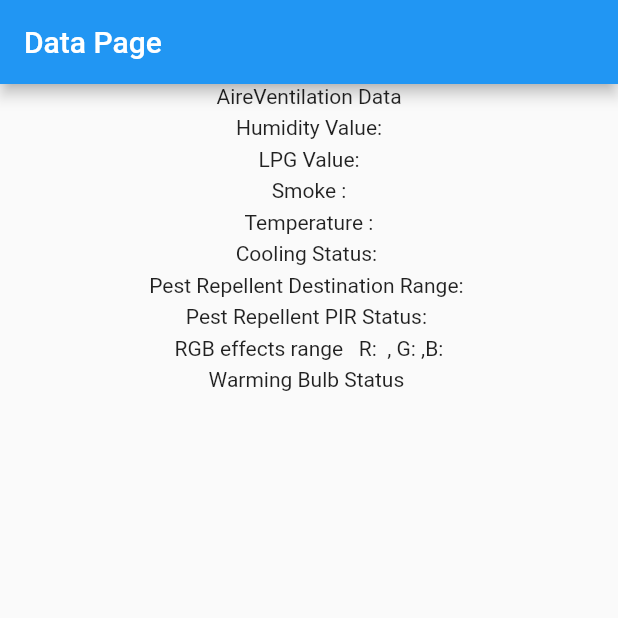
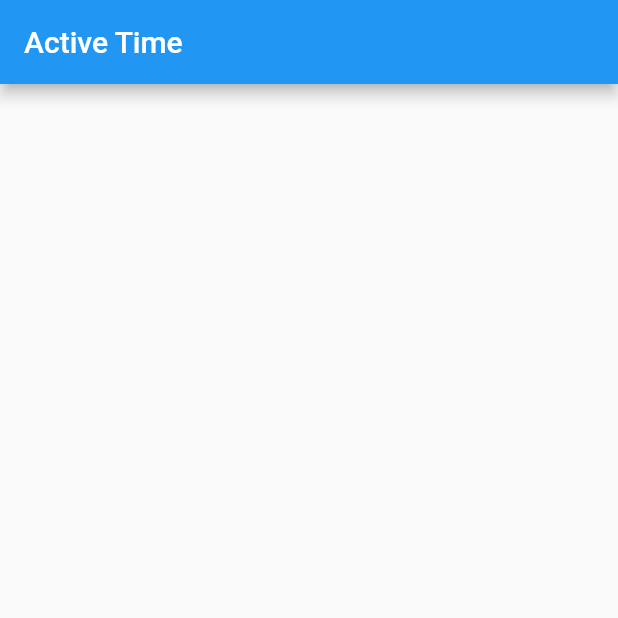
Before and after one commit to TharakaWasantha/smartpredi, a Flutter app: the screen it shows after launch, on a phone screen of 412 x 824 dp, the top half of it. Run offline on Flutter 3.47's test engine with Material 2 defaults, Android fonts, the phone set to English and light mode, and no system bars; our stand-ins replace assets_audio_player, cloud_firestore, firebase_auth, firebase_core, firebase_database, flutter_staggered_animations and 5 more; missing offline and left inert: chart_sparkline, d_chart; accounts and stored records are empty.

Commit message:
pir time data

```diff
--- a/lib/main.dart
+++ b/lib/main.dart
@@ -1,4 +1,5 @@
 import 'package:agrogenicprl/authentication/startup_screen.dart';
+import 'package:agrogenicprl/screens/PirDataPage.dart';
 import 'package:agrogenicprl/screens/dashboard.dart';
 import 'package:agrogenicprl/screens/dataPage.dart';
 import 'package:agrogenicprl/utils/bottomnavi.dart';
@@ -25,7 +26,8 @@ class MyApp extends StatelessWidget {
       theme: ThemeData(),
       //home:  splashScreen()
       // home:  Dashboard()
-      home: const DataPage(),
+      // home: const DataPage(),
+      home: const PIRDataPage(),
     );
   }
 }
--- /dev/null
+++ b/lib/model/pirDataModel.dart
@@ -0,0 +1,40 @@
+// ignore: file_names
+
+class PirDataModel {
+  dynamic epochTime;
+  dynamic formatedtime;
+  dynamic hour;
+  dynamic minutes;
+  dynamic month;
+  dynamic monthDay;
+  dynamic monthName;
+  dynamic seconds;
+  dynamic year;
+  dynamic currentDate;
+
+  PirDataModel(
+      {required this.epochTime,
+      required this.formatedtime,
+      required this.hour,
+      required this.minutes,
+      required this.month,
+      required this.monthDay,
+      required this.monthName,
+      required this.seconds,
+      required this.year,
+      required this.currentDate});
+
+  factory PirDataModel.fromMap(Map<dynamic, dynamic> json) {
+    return PirDataModel(
+        epochTime: json["Epoch Time"],
+        formatedtime: json["Formated Time"],
+        hour: json["Hour"],
+        minutes: json["Minutes"],
+        month: json["Month"],
+        monthDay: json["Month day"],
+        monthName: json["Month name"],
+        seconds: json["Seconds"],
+        year: json["Year"],
+        currentDate: json["current date"]);
+  }
+}
--- /dev/null
+++ b/lib/screens/PirDataPage.dart
@@ -0,0 +1,104 @@
+import 'package:agrogenicprl/model/pirDataModel.dart';
+import 'package:firebase_core/firebase_core.dart';
+import 'package:firebase_database/firebase_database.dart';
+import 'package:flutter/material.dart';
+import 'package:flutter/src/foundation/key.dart';
+import 'package:flutter/src/widgets/framework.dart';
+import 'package:flutter_staggered_animations/flutter_staggered_animations.dart';
+
+class PIRDataPage extends StatefulWidget {
+  const PIRDataPage({Key? key}) : super(key: key);
+
+  @override
+  State<PIRDataPage> createState() => _PIRDataPageState();
+}
+
+class _PIRDataPageState extends State<PIRDataPage> {
+  List<Widget> _pirWidgetList = [];
+  @override
+  void initState() {
+    super.initState();
+    _loadPirData();
+  }
+
+  void _loadPirData() {
+    final databaseRef = FirebaseDatabase.instance.ref();
+    List<PirDataModel> _pirDateList = [];
+
+    databaseRef.onValue.listen((event) {
+      final data = event.snapshot.value;
+      if (data != null) {
+        var mapData = data as Map;
+        Map mapPIRactiveData = mapData["Pest_Repellent"]["PIR_Status"];
+        mapPIRactiveData.forEach(
+          (key, value) {
+            print("$key $value");
+            _pirDateList.add(PirDataModel.fromMap(value));
+          },
+        );
+        print(_pirDateList);
+        print(mapPIRactiveData);
+        loadPirWidgetList(_pirDateList);
+      }
+    });
+  }
+
+  loadPirWidgetList(List<PirDataModel> pirDateList) {
+    if (pirDateList.isNotEmpty) {
+      for (PirDataModel item in pirDateList) {
+        _pirWidgetList.add(Card(
+          color: Colors.lightBlue.withOpacity(0.6),
+          child: Container(
+              padding: const EdgeInsets.all(10.0),
+              child: Text(
+                "${item.currentDate} ${item.formatedtime}",
+                style: const TextStyle(color: Colors.white, fontSize: 20),
+              )),
+        ));
+      }
+    }
+    setState(() {});
+  }
+
+  @override
+  Widget build(BuildContext context) {
+    return Scaffold(
+      appBar: AppBar(title: const Text("Active Time")),
+      body: SingleChildScrollView(
+        child: _pirWidgetList.isNotEmpty
+            ? Center(
+                child: AnimationLimiter(
+                  child: Column(
+                    children: AnimationConfiguration.toStaggeredList(
+                      duration: const Duration(milliseconds: 1000),
+                      childAnimationBuilder: (widget) => SlideAnimation(
+                        horizontalOffset: 50.0,
+                        child: FadeInAnimation(
+                          child: widget,
+                        ),
+                      ),
+                      children: [
+                        const SizedBox(
+                          height: 30,
+                        ),
+                        const Text(
+                          "PIR active time list",
+                          style: TextStyle(
+                              color: Colors.red,
+                              fontSize: 18,
+                              fontWeight: FontWeight.bold),
+                        ),
+                        const SizedBox(
+                          height: 10,
+                        ),
+                        ..._pirWidgetList
+                      ],
+                    ),
+                  ),
+                ),
+              )
+            : Container(),
+      ),
+    );
+  }
+}
--- a/lib/screens/dataPage.dart
+++ b/lib/screens/dataPage.dart
@@ -78,7 +78,7 @@ class _DataPageState extends State<DataPage> {
         _coolingStatus = mapData["Cooling"]["Fan"]["Fan_status"];
         _pestRepellentDestinationRange =
             mapData["Pest_Repellent"]["Destination"]["Range"];
-        _pestRepellentPirStatus = mapData["Pest_Repellent1"]["PIR"]["Status"];
+        // _pestRepellentPirStatus = mapData["Pest_Repellent1"]["PIR"]["Status"];
 
         RgbEffects rgbEffects = RgbEffects.fromJson(mapData);
         _rgbEffectsRange = rgbEffects.rgbEffects.range.toString();
--- a/pubspec.yaml
+++ b/pubspec.yaml
@@ -34,6 +34,7 @@ dependencies:
   font_awesome_flutter: ^10.2.1
   percent_indicator: ^4.2.2
   d_chart: ^0.0.4
+  flutter_staggered_animations: ^1.1.1
 
 
 
```
